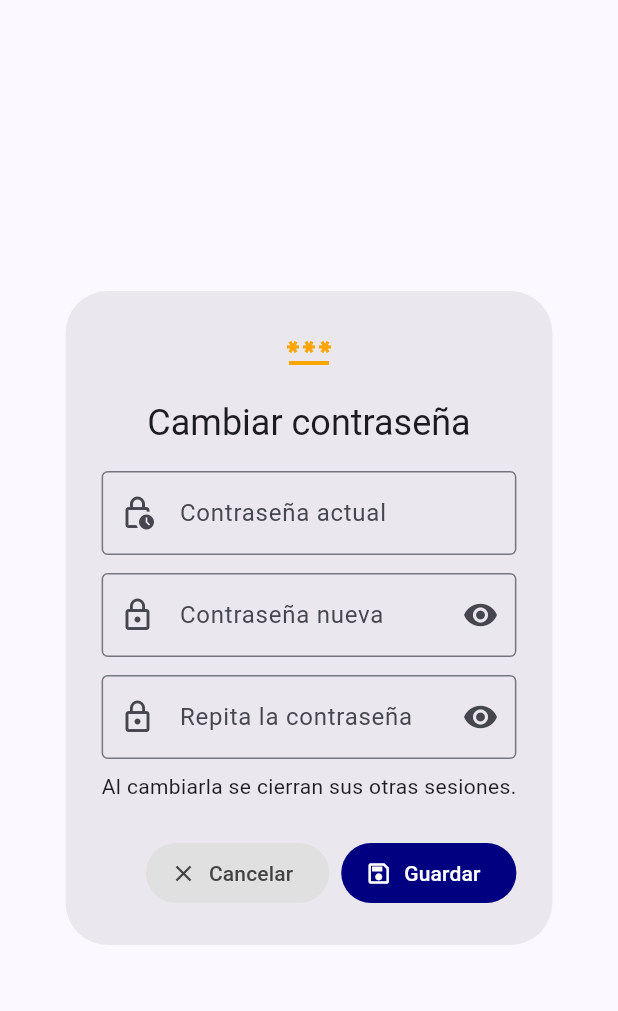
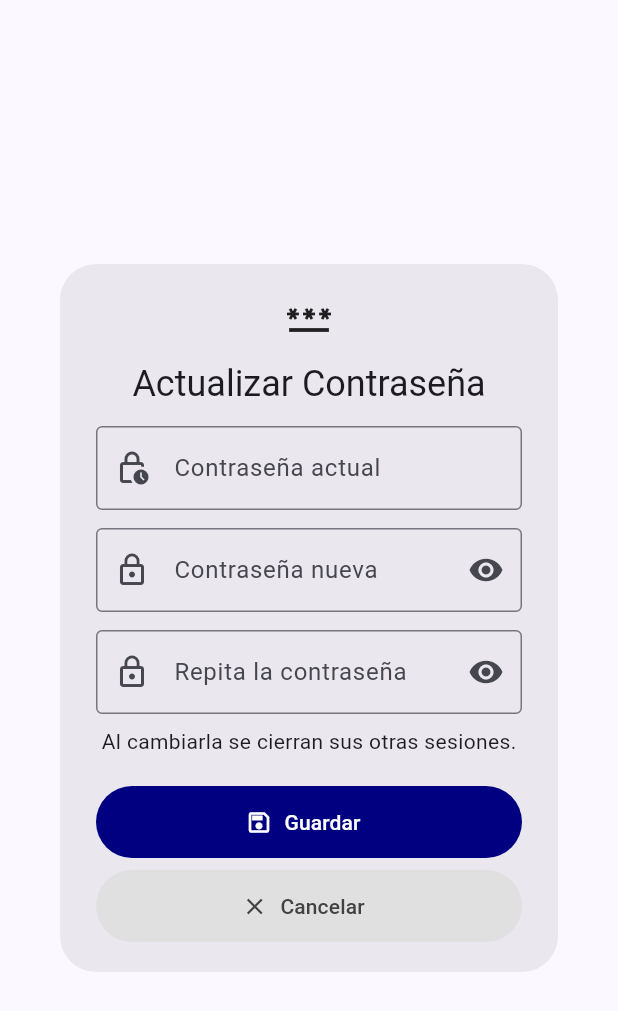
Before and after one commit to maicolalmaralestamayo/MiRuta, a Flutter app: the _PasswordDialog widget shown alone on an empty page, opened directly, on a phone screen of 412 x 824 dp. Shown: the top 1011 px of the screen. Run offline on Flutter 3.47's test engine with Material 3 defaults, Android fonts, the phone set to English and light mode, and no system bars; our stand-ins replace device_info_plus, dio, file_picker, flutter_local_notifications, flutter_secure_storage, flutter_timezone and 7 more; missing offline and left inert: flutter_foreground_task, mobile_scanner, ota_update, pointycastle, workmanager; accounts and stored records are empty.

Commit message:
App: modales de Compartir la app y Actualizar Contraseña con los botones uno debajo del otro
Co-Authored-By: Claude Opus 5.5 <noreply@anthropic.com>
Claude-Session: https://claude.ai/code/session_01MPx1tuUDiRQtw9CCiPmatY

```diff
--- a/app/lib/ui/profile/profile_screen.dart
+++ b/app/lib/ui/profile/profile_screen.dart
@@ -127,9 +127,9 @@ class _PasswordDialogState extends State<_PasswordDialog> {
 
   @override
   Widget build(BuildContext context) {
-    return AlertDialog(
+    return AppDialog(
       icon: const Icon(Icons.password, size: 32),
-      title: const Text('Cambiar contraseña', textAlign: TextAlign.center),
+      title: 'Actualizar Contraseña',
       content: Form(
         key: _form,
         child: SingleChildScrollView(
@@ -150,8 +150,7 @@ class _PasswordDialogState extends State<_PasswordDialog> {
           ]),
         ),
       ),
-      actions: [
-        cancelButton(context),
+      buttons: [
         FilledButton.icon(
           onPressed: _busy
               ? null
@@ -171,6 +170,7 @@ class _PasswordDialogState extends State<_PasswordDialog> {
           icon: const Icon(Icons.save_outlined),
           label: const Text('Guardar'),
         ),
+        cancelButton(context),
       ],
     );
   }
```
Also changed, not shown: app/lib/ui/home/more_screen.dart (+5 -6 lines).
